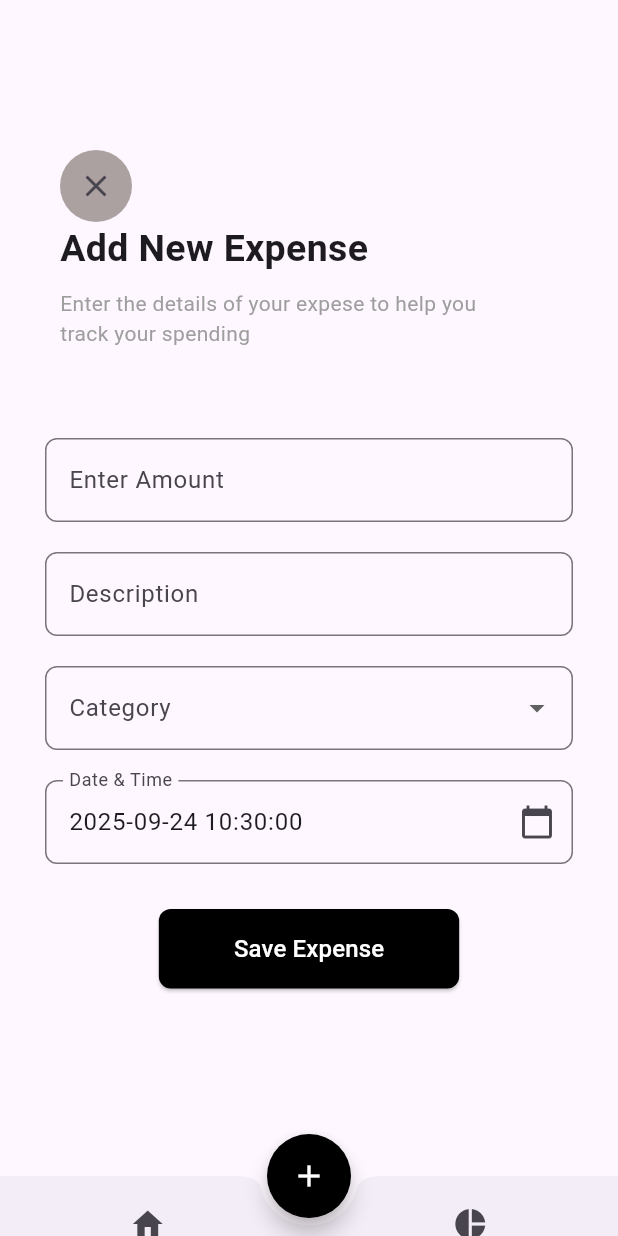
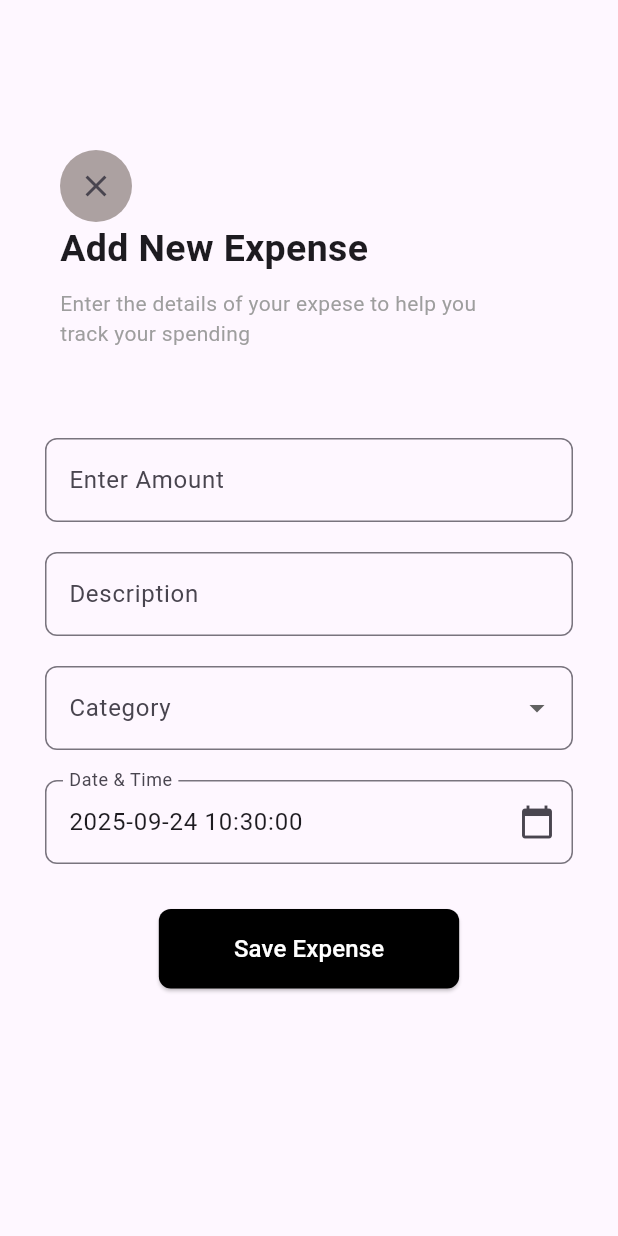
Before and after one commit to Khaloyyy/Expense_Tracker, a Flutter app: the screen it shows after launch, after a tap on the "add" icon, on a phone screen of 412 x 824 dp. Run offline on Flutter 3.47's test engine with Material 3 defaults, Android fonts, the phone set to English and light mode, and no system bars; our stand-ins replace flutter_riverpod, go_router, riverpod_annotation, shared_preferences; generated files the repository leaves out were written again.

```diff
--- a/expense_tracker/lib/features/expense_tracker/presentation/screen/main_screen.dart
+++ b/expense_tracker/lib/features/expense_tracker/presentation/screen/main_screen.dart
@@ -16,7 +16,7 @@ class _MainScreenState extends State<MainScreen> {
   final List<Widget> _screens = [
     DashboardScreen(),
     InsightScreen(),
-    AddExpenseScreen(),
+    // AddExpenseScreen(),
   ];
 
   void _onNavBarTap(int index) {
@@ -25,11 +25,11 @@ class _MainScreenState extends State<MainScreen> {
     });
   }
 
-  void _onFloatingTap() {
-    setState(() {
-      _selectedIndex = 2; // AddExpenseScreen
-    });
-  }
+  // void _onFloatingTap() {
+  //   setState(() {
+  //     _selectedIndex = 2; // AddExpenseScreen
+  //   });
+  // }
 
   @override
   Widget build(BuildContext context) {
@@ -37,7 +37,9 @@ class _MainScreenState extends State<MainScreen> {
       floatingActionButtonLocation: FloatingActionButtonLocation.centerDocked,
       floatingActionButton: FloatingActionButton(
         shape: RoundedRectangleBorder(borderRadius: BorderRadius.circular(50)),
-        onPressed: _onFloatingTap,
+        onPressed: () => Navigator.of(context).push(
+          MaterialPageRoute(builder: (context) => const AddExpenseScreen()),
+        ),
         tooltip: 'Add Expense',
         backgroundColor: Colors.black,
         child: const Icon(Icons.add, color: Colors.white),
```
